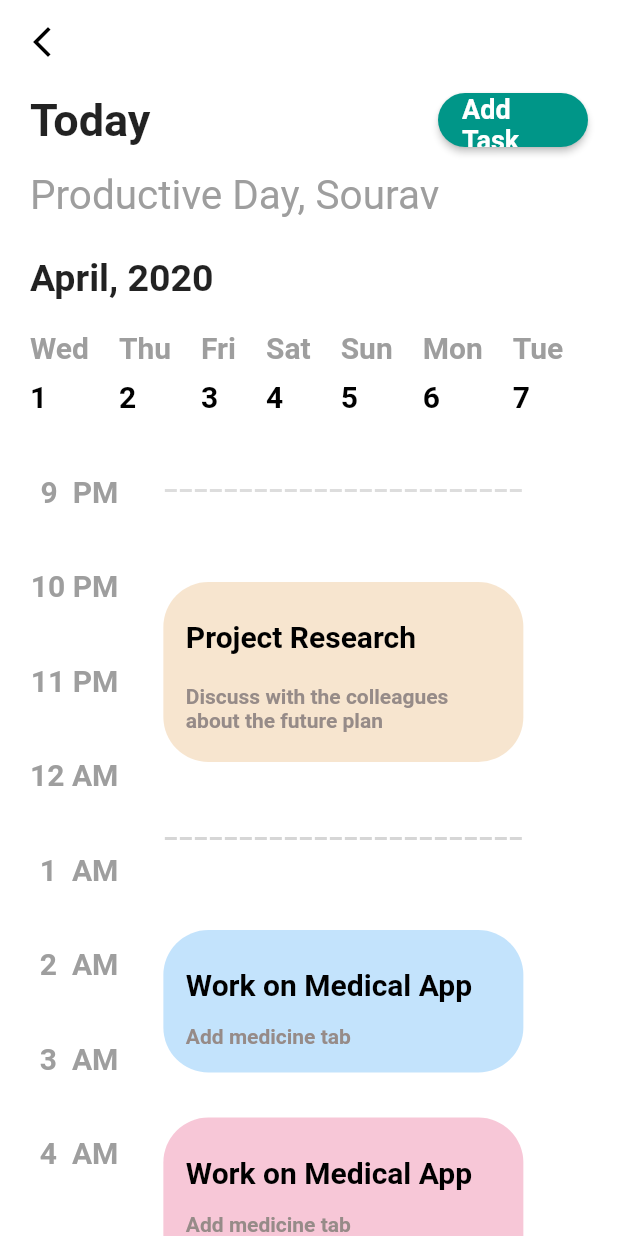
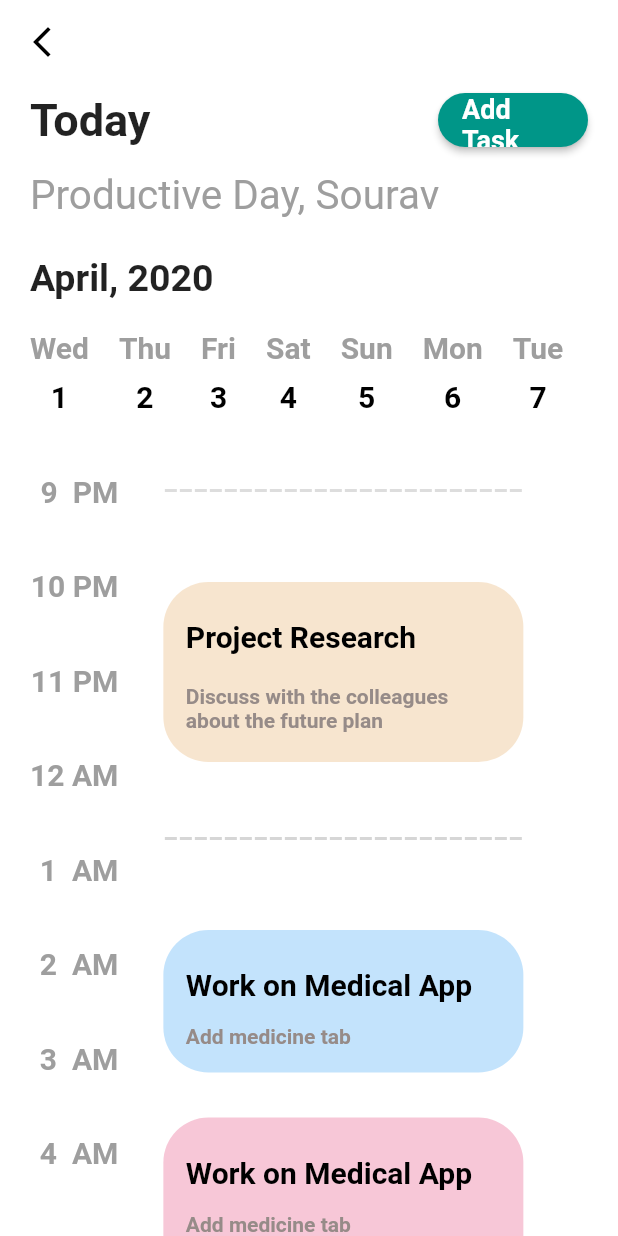
Before and after one commit to babadotin/calenderUI, a Flutter app: the screen it shows after launch, on a phone screen of 412 x 824 dp. Run offline on Flutter 3.47's test engine with Material 2 defaults, Android fonts, the phone set to English and light mode, and no system bars.

Commit message:
feat(statsBarUi): added status bar color

```diff
--- a/lib/main.dart
+++ b/lib/main.dart
@@ -1,6 +1,11 @@
 import 'package:flutter/material.dart';
+import 'package:flutter/services.dart';
 
 void main() {
+  SystemChrome.setSystemUIOverlayStyle(const SystemUiOverlayStyle(
+    statusBarColor: Colors.orange,
+    // statusBarBrightness: Brightness.light,
+  ));
   runApp(
     const MyApp(),
   );
@@ -368,7 +373,7 @@ class MonthTaskState extends State<MonthTask> {
           child: Padding(
             padding: const EdgeInsets.only(right: 20),
             child: Column(
-              crossAxisAlignment: CrossAxisAlignment.start,
+              crossAxisAlignment: CrossAxisAlignment.center,
               children: [
                 Text(
                   dayName,
@@ -437,11 +442,14 @@ class MonthTaskState extends State<MonthTask> {
     showModalBottomSheet(
       context: context,
       isScrollControlled: true,
-      builder: (BuildContext context) {
+      builder: (
+        BuildContext context,
+      ) {
         return SingleChildScrollView(
           child: Padding(
             padding: EdgeInsets.only(
-                bottom: MediaQuery.of(context).viewInsets.bottom),
+              bottom: MediaQuery.of(context).viewInsets.bottom,
+            ),
             child: Container(
               padding: const EdgeInsets.all(16),
               child: Column(
```
